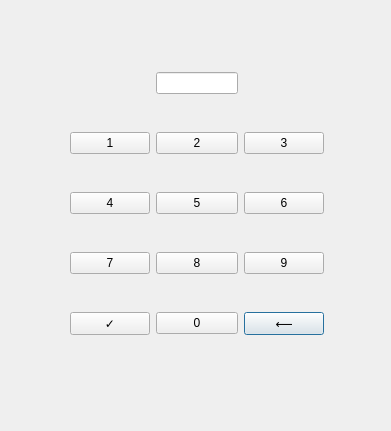
Qt form bankautomat/DLLPinCode/pinwindow.ui (bank-2022/group17) before a commit.
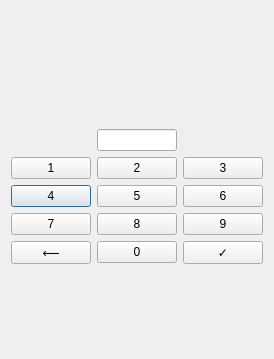
The same form after that commit.

```diff
--- a/bankautomat/DLLPinCode/pinwindow.ui
+++ b/bankautomat/DLLPinCode/pinwindow.ui
@@ -6,112 +6,128 @@
    <rect>
     <x>0</x>
     <y>0</y>
-    <width>391</width>
-    <height>431</height>
+    <width>272</width>
+    <height>359</height>
    </rect>
   </property>
   <property name="windowTitle">
    <string>Dialog</string>
   </property>
-  <widget class="QWidget" name="gridLayoutWidget">
-   <property name="geometry">
-    <rect>
-     <x>70</x>
-     <y>40</y>
-     <width>254</width>
-     <height>331</height>
-    </rect>
-   </property>
+  <layout class="QGridLayout" name="gridLayout_2">
+   <item row="0" column="0">
    <layout class="QGridLayout" name="gridLayout">
-    <item row="4" column="2">
-     <widget class="QPushButton" name="PushButton_Back">
+     <item row="3" column="0">
+      <widget class="QPushButton" name="pushButton_4">
       <property name="text">
-       <string>⟵</string>
+        <string>4</string>
       </property>
      </widget>
     </item>
-    <item row="1" column="1">
+     <item row="5" column="2">
+      <widget class="QPushButton" name="PushButton_Ok">
+       <property name="text">
+        <string>✓</string>
+       </property>
+      </widget>
+     </item>
+     <item row="2" column="1">
      <widget class="QPushButton" name="pushButton_2">
       <property name="text">
        <string>2</string>
       </property>
      </widget>
     </item>
-    <item row="2" column="1">
+     <item row="4" column="2">
+      <widget class="QPushButton" name="pushButton_9">
+       <property name="text">
+        <string>9</string>
+       </property>
+      </widget>
+     </item>
+     <item row="4" column="0">
+      <widget class="QPushButton" name="pushButton_7">
+       <property name="text">
+        <string>7</string>
+       </property>
+      </widget>
+     </item>
+     <item row="3" column="1">
      <widget class="QPushButton" name="pushButton_5">
       <property name="text">
        <string>5</string>
       </property>
      </widget>
     </item>
-    <item row="3" column="1">
-     <widget class="QPushButton" name="pushButton_8">
-      <property name="text">
-       <string>8</string>
-      </property>
-     </widget>
-    </item>
-    <item row="4" column="0">
-     <widget class="QPushButton" name="PushButton_Ok">
-      <property name="text">
-       <string>✓</string>
-      </property>
-     </widget>
-    </item>
-    <item row="2" column="2">
+     <item row="3" column="2">
      <widget class="QPushButton" name="pushButton_6">
       <property name="text">
        <string>6</string>
       </property>
      </widget>
     </item>
+     <item row="5" column="1">
+      <widget class="QPushButton" name="pushButton_0">
+       <property name="text">
+        <string>0</string>
+       </property>
+      </widget>
+     </item>
     <item row="2" column="0">
-     <widget class="QPushButton" name="pushButton_4">
-      <property name="text">
-       <string>4</string>
-      </property>
-     </widget>
-    </item>
-    <item row="3" column="2">
-     <widget class="QPushButton" name="pushButton_9">
-      <property name="text">
-       <string>9</string>
-      </property>
-     </widget>
-    </item>
-    <item row="3" column="0">
-     <widget class="QPushButton" name="pushButton_7">
-      <property name="text">
-       <string>7</string>
-      </property>
-     </widget>
-    </item>
-    <item row="1" column="2">
-     <widget class="QPushButton" name="pushButton_3">
-      <property name="text">
-       <string>3</string>
-      </property>
-     </widget>
-    </item>
-    <item row="1" column="0">
      <widget class="QPushButton" name="pushButton_1">
       <property name="text">
        <string>1</string>
       </property>
      </widget>
     </item>
+     <item row="5" column="0">
+      <widget class="QPushButton" name="PushButton_Back">
+       <property name="text">
+        <string>⟵</string>
+       </property>
+      </widget>
+     </item>
+     <item row="1" column="1">
+      <widget class="QLineEdit" name="lineEdit"/>
+     </item>
+     <item row="2" column="2">
+      <widget class="QPushButton" name="pushButton_3">
+       <property name="text">
+        <string>3</string>
+       </property>
+      </widget>
+     </item>
     <item row="4" column="1">
-     <widget class="QPushButton" name="pushButton_0">
+      <widget class="QPushButton" name="pushButton_8">
       <property name="text">
-       <string>0</string>
+        <string>8</string>
       </property>
      </widget>
     </item>
     <item row="0" column="1">
-     <widget class="QLineEdit" name="lineEdit"/>
-    </item>
-   </layout>
-  </widget>
+      <widget class="QLabel" name="label">
+       <property name="maximumSize">
+        <size>
+         <width>100</width>
+         <height>30</height>
+        </size>
+       </property>
+       <property name="font">
+        <font>
+         <pointsize>12</pointsize>
+         <bold>true</bold>
+        </font>
+       </property>
+       <property name="text">
+        <string/>
+       </property>
+       <property name="alignment">
+        <set>Qt::AlignCenter</set>
+       </property>
+      </widget>
+     </item>
+    </layout>
+   </item>
+  </layout>
  </widget>
  <resources/>
  <connections/>
```
Left out of the diff: 5 changed lines with no effect on the pictures. Lines whose indentation alone changed are shown as unchanged.
